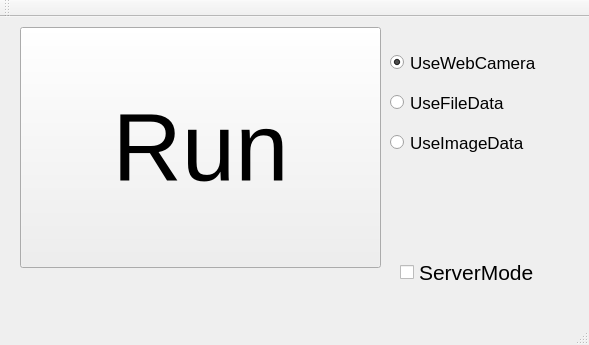
Old version of the form Hazama/hazama.ui in the repository tnct-spc/procon2017-comp.
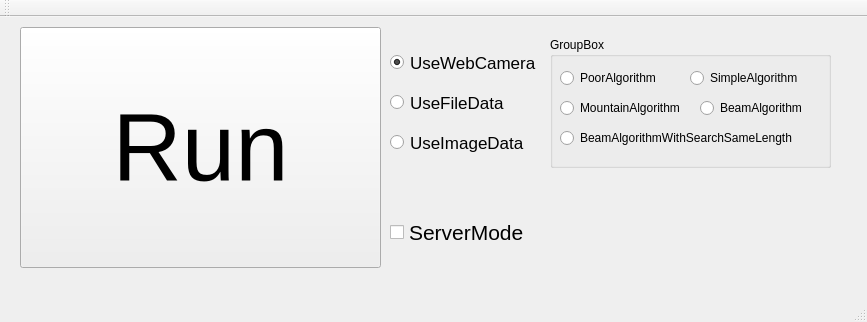
New version of the form.

Commit message: [fix] マスターのラジオボタンがかぶっていたバグを修正

Diff of the .ui file:
```diff
--- a/Hazama/hazama.ui
+++ b/Hazama/hazama.ui
@@ -6,8 +6,8 @@
    <rect>
     <x>0</x>
     <y>0</y>
-    <width>589</width>
-    <height>345</height>
+    <width>867</width>
+    <height>322</height>
    </rect>
   </property>
   <property name="windowTitle">
@@ -98,8 +98,8 @@
    <widget class="QCheckBox" name="server_mode_radio">
     <property name="geometry">
      <rect>
-      <x>400</x>
-      <y>230</y>
+      <x>390</x>
+      <y>190</y>
       <width>181</width>
       <height>51</height>
      </rect>
@@ -113,6 +113,84 @@
      <string>ServerMode</string>
     </property>
    </widget>
+   <widget class="QGroupBox" name="groupBox">
+    <property name="geometry">
+     <rect>
+      <x>550</x>
+      <y>20</y>
+      <width>281</width>
+      <height>131</height>
+     </rect>
+    </property>
+    <property name="title">
+     <string>GroupBox</string>
+    </property>
+    <widget class="QRadioButton" name="algo4">
+     <property name="geometry">
+      <rect>
+       <x>10</x>
+       <y>90</y>
+       <width>281</width>
+       <height>22</height>
+      </rect>
+     </property>
+     <property name="text">
+      <string>BeamAlgorithmWithSearchSameLength</string>
+     </property>
+    </widget>
+    <widget class="QRadioButton" name="algo3">
+     <property name="geometry">
+      <rect>
+       <x>150</x>
+       <y>60</y>
+       <width>121</width>
+       <height>22</height>
+      </rect>
+     </property>
+     <property name="text">
+      <string>BeamAlgorithm</string>
+     </property>
+    </widget>
+    <widget class="QRadioButton" name="algo1">
+     <property name="geometry">
+      <rect>
+       <x>140</x>
+       <y>30</y>
+       <width>131</width>
+       <height>22</height>
+      </rect>
+     </property>
+     <property name="text">
+      <string>SimpleAlgorithm</string>
+     </property>
+    </widget>
+    <widget class="QRadioButton" name="algo2">
+     <property name="geometry">
+      <rect>
+       <x>10</x>
+       <y>60</y>
+       <width>141</width>
+       <height>22</height>
+      </rect>
+     </property>
+     <property name="text">
+      <string>MountainAlgorithm</string>
+     </property>
+    </widget>
+    <widget class="QRadioButton" name="algo0">
+     <property name="geometry">
+      <rect>
+       <x>10</x>
+       <y>30</y>
+       <width>121</width>
+       <height>22</height>
+      </rect>
+     </property>
+     <property name="text">
+      <string>PoorAlgorithm</string>
+     </property>
+    </widget>
+   </widget>
   </widget>
   <widget class="QMenuBar" name="menuBar">
    <property name="geometry">
```
Left out of the diff: 2 changed lines with no effect on the pictures. The commit also changes 1 other file.
